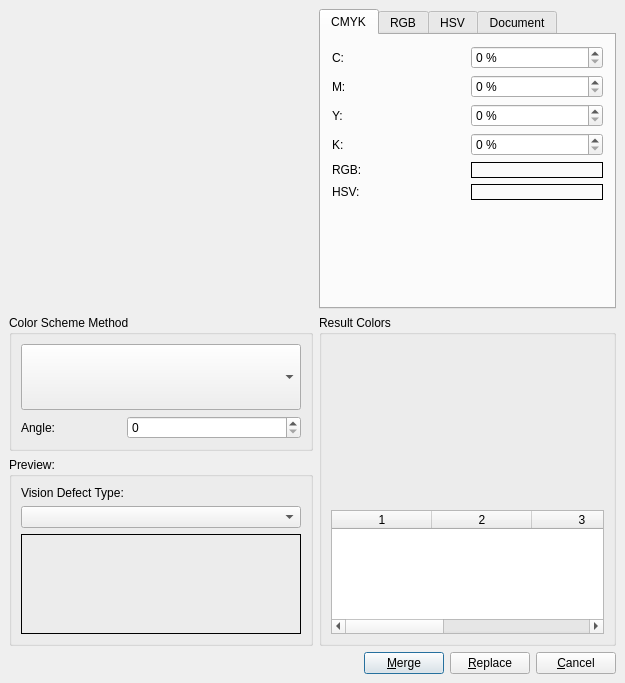
First picture: the form in scribus/plugins/colorwheel/cwdialog.ui, repository scribusproject/scribus, before the edit.
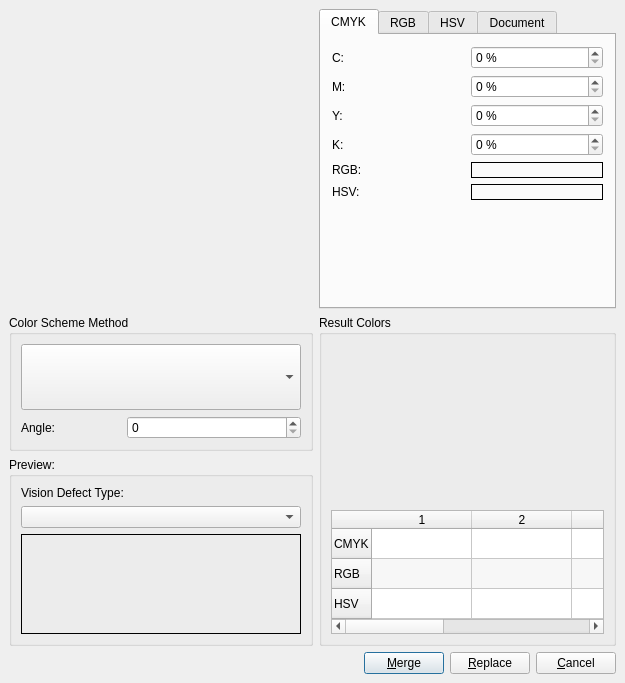
Second picture: the form after the edit. Custom widgets are drawn as their Qt base class.

Commit message: #5698: Colour wheel angle spinbox does not affect the dots when spun. You have to click on the wheel for a refresh. Signals fixes and color tab too

What changed in the file:
```diff
--- a/scribus/plugins/colorwheel/cwdialog.ui
+++ b/scribus/plugins/colorwheel/cwdialog.ui
@@ -68,9 +68,27 @@
         <property name="selectionMode" >
          <enum>QAbstractItemView::SingleSelection</enum>
         </property>
+        <property name="rowCount" >
+         <number>3</number>
+        </property>
         <property name="columnCount" >
          <number>5</number>
         </property>
+        <row>
+         <property name="text" >
+          <string>CMYK</string>
+         </property>
+        </row>
+        <row>
+         <property name="text" >
+          <string>RGB</string>
+         </property>
+        </row>
+        <row>
+         <property name="text" >
+          <string>HSV</string>
+         </property>
+        </row>
         <column/>
         <column/>
         <column/>
```
Left out of the diff: 275 changed lines with no effect on the pictures. The commit also changes 2 other files.
